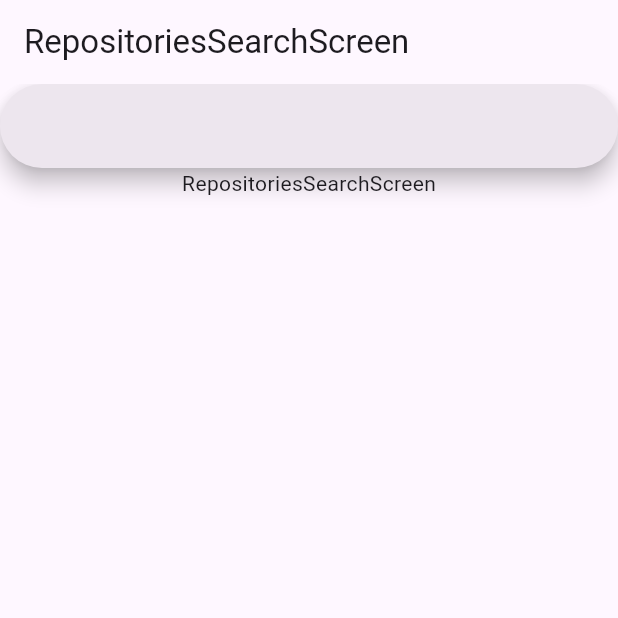
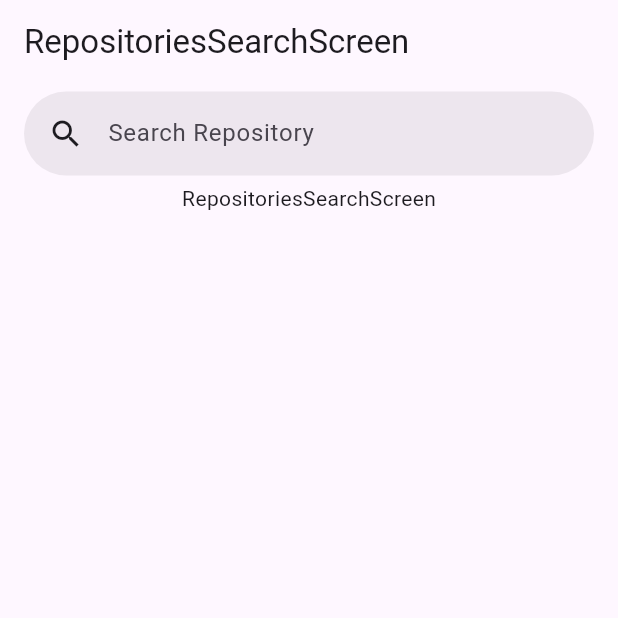
Before and after one commit to ERy03/yumemi_code_assignment, a Flutter app: the screen it shows after launch, on a phone screen of 412 x 824 dp, the top half of it. Run offline on Flutter 3.47's test engine with Material 3 defaults, Android fonts, the phone set to English and light mode, and no system bars; our stand-ins replace flutter_riverpod.

Commit message:
add: CustomSearchBar

```diff
--- /dev/null
+++ b/lib/components/repositories_search_screen/custom_search_bar.dart
@@ -0,0 +1,49 @@
+import 'package:flutter/material.dart';
+import 'package:flutter_riverpod/flutter_riverpod.dart';
+
+final gitHubRepositorySearchTextStateProvider = StateProvider<String>((ref) {
+  return '';
+});
+
+class CustomSearchBar extends ConsumerStatefulWidget {
+  const CustomSearchBar({super.key});
+
+  @override
+  ConsumerState<ConsumerStatefulWidget> createState() =>
+      _CustomSearchBarState();
+}
+
+class _CustomSearchBarState extends ConsumerState<CustomSearchBar> {
+  final TextEditingController _searchController = TextEditingController();
+
+  @override
+  void dispose() {
+    _searchController.dispose();
+    super.dispose();
+  }
+
+  @override
+  Widget build(BuildContext context) {
+    return Padding(
+      padding: const EdgeInsets.symmetric(vertical: 5.0, horizontal: 16),
+      child: SafeArea(
+        top: false,
+        bottom: false,
+        child: SearchBar(
+          onTapOutside: (_) => FocusManager.instance.primaryFocus
+              ?.unfocus(), //キーボードが表示されてる時、キーボード以外の画面をタップするとキーボードが表示されなくなる
+          elevation: WidgetStateProperty.all(1),
+          shadowColor: WidgetStateProperty.all(Colors.transparent),
+          controller: _searchController,
+          padding: const WidgetStatePropertyAll<EdgeInsets>(
+              EdgeInsets.symmetric(horizontal: 16, vertical: 8)),
+          leading: const Icon(Icons.search),
+          hintText: "Search Repository", //TODO localization
+          onChanged: (text) => ref
+              .read(gitHubRepositorySearchTextStateProvider.notifier)
+              .state = text,
+        ),
+      ),
+    );
+  }
+}
--- a/lib/screens/repositories_search_screen.dart
+++ b/lib/screens/repositories_search_screen.dart
@@ -1,10 +1,14 @@
 import 'package:flutter/material.dart';
+import 'package:flutter_riverpod/flutter_riverpod.dart';
+import 'package:yumemi_code_assignment/components/repositories_search_screen/custom_search_bar.dart';
 
-class RepositoriesSearchScreen extends StatelessWidget {
+class RepositoriesSearchScreen extends ConsumerWidget {
   const RepositoriesSearchScreen({super.key});
 
   @override
-  Widget build(BuildContext context) {
+  Widget build(BuildContext context, WidgetRef ref) {
+    final query = ref.watch(gitHubRepositorySearchTextStateProvider);
+    print(query);
     return Scaffold(
       resizeToAvoidBottomInset: false,
       // TODO Appbar
@@ -14,7 +18,7 @@ class RepositoriesSearchScreen extends StatelessWidget {
       body: const Column(
         children: [
           //TODO Search bar
-          SearchBar(),
+          CustomSearchBar(),
           //TODO Repositories list
           Center(
             child: Text('RepositoriesSearchScreen'),
```
